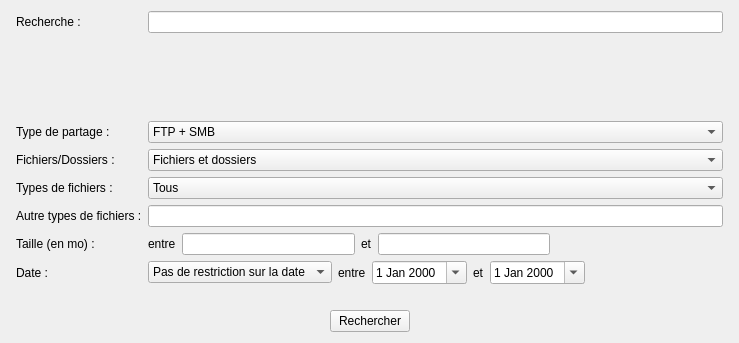
This is ui/adv_search.ui in MaximeCheramy/pyrex as Qt 5 draws it before an edit. The edited form follows.
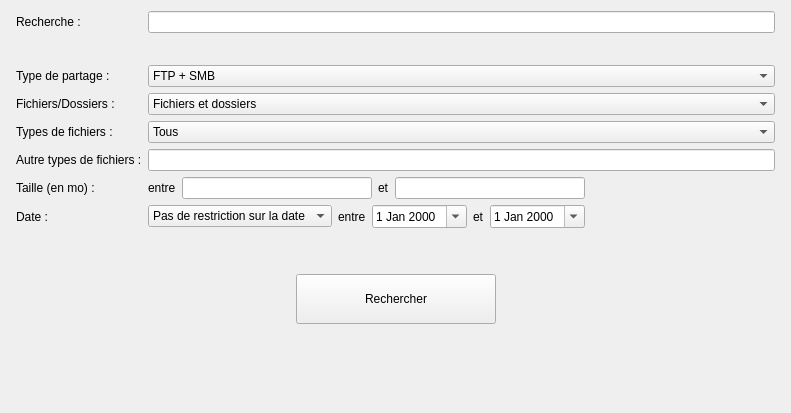
This is the edited form.

Commit message: Modif mineure : amélioration graphique de la fenêtre de recherche avancée

```diff
--- a/ui/adv_search.ui
+++ b/ui/adv_search.ui
@@ -6,8 +6,8 @@
    <rect>
     <x>0</x>
     <y>0</y>
-    <width>739</width>
-    <height>343</height>
+    <width>791</width>
+    <height>413</height>
    </rect>
   </property>
   <property name="sizePolicy">
@@ -329,7 +329,7 @@
      <property name="sizeHint" stdset="0">
       <size>
        <width>20</width>
-       <height>20</height>
+       <height>40</height>
       </size>
      </property>
     </spacer>
@@ -354,6 +354,12 @@
      </item>
      <item>
       <widget class="QPushButton" name="search_btn2">
+       <property name="minimumSize">
+        <size>
+         <width>200</width>
+         <height>50</height>
+        </size>
+       </property>
        <property name="text">
         <string>Rechercher</string>
        </property>
@@ -374,6 +380,19 @@
      </item>
     </layout>
    </item>
+   <item>
+    <spacer name="verticalSpacer_3">
+     <property name="orientation">
+      <enum>Qt::Vertical</enum>
+     </property>
+     <property name="sizeHint" stdset="0">
+      <size>
+       <width>20</width>
+       <height>40</height>
+      </size>
+     </property>
+    </spacer>
+   </item>
   </layout>
  </widget>
  <resources/>
```
